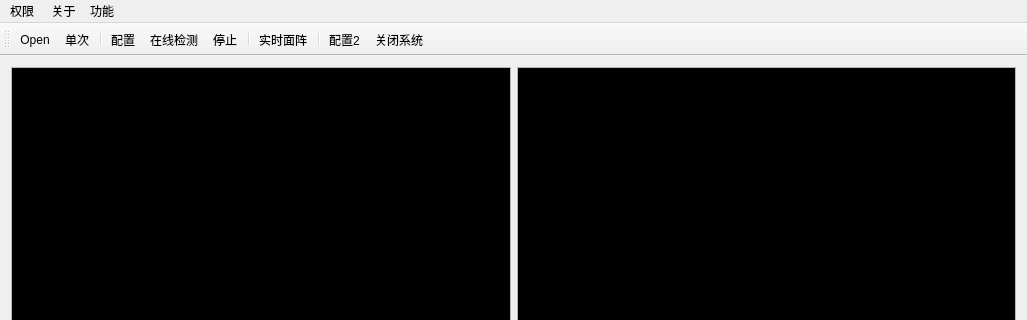
Above: HXQ/hxq.ui from galepai/HXQ before the change; both pictures show x 0 to 1027 and y 0 to 320 of the 1027 by 810 pixel window. Below: the same form after it.
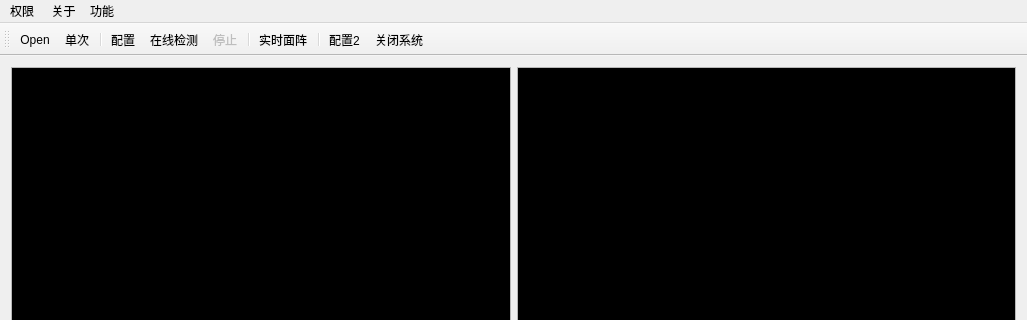
That is the form after the change. Icons and pictures are not drawn.

Diff of the .ui file:
```diff
--- a/HXQ/hxq.ui
+++ b/HXQ/hxq.ui
@@ -505,6 +505,9 @@
    </property>
   </action>
   <action name="OnStop">
+   <property name="enabled">
+    <bool>false</bool>
+   </property>
    <property name="icon">
     <iconset resource="HXQ.qrc">
      <normaloff>:/icon/Resources/icon/07.ico</normaloff>
```
Left out of the diff: 18 changed lines with no effect on the pictures.
